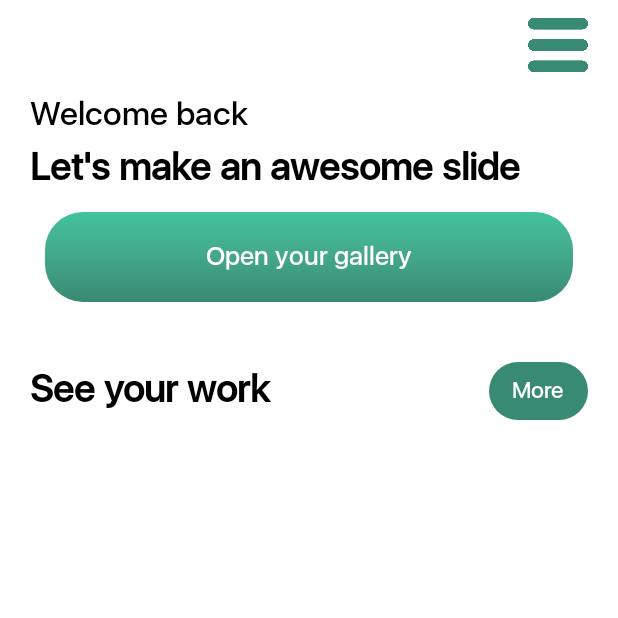
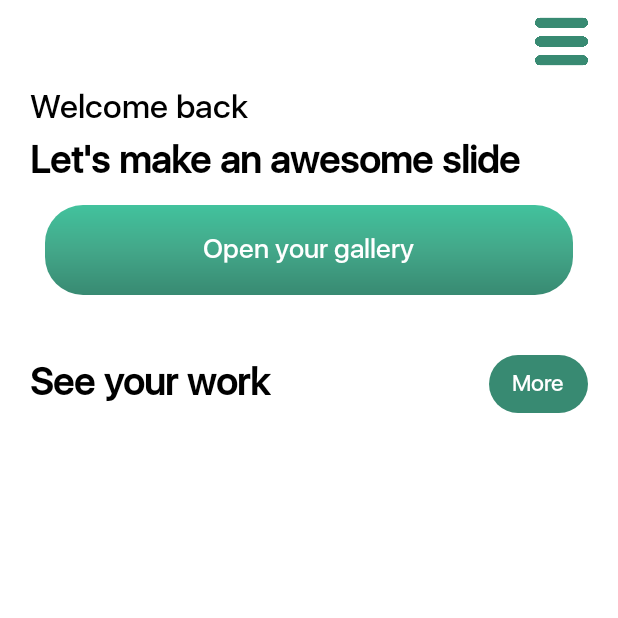
Before and after one commit to Naos-Team/PhotoMaker, an Android app: the MainActivity screen opened directly, with no data from a screen before it, on a phone screen of 412 x 824 dp, the top half of it. Run offline under Robolectric (Android 15) with nearby library versions, the phone set to English and light mode, and no system bars; pictures from the network do not load.

Commit message:
Tuan commit

```diff
--- a/app/src/main/res/layout/activity_main.xml
+++ b/app/src/main/res/layout/activity_main.xml
@@ -31,8 +31,8 @@
 
                     <ImageView
                         android:id="@+id/iv_hamburger"
-                        android:layout_width="40dp"
-                        android:layout_height="40dp"
+                        android:layout_width="35dp"
+                        android:layout_height="35dp"
                         android:layout_alignParentRight="true"
                         android:layout_centerVertical="true"
                         android:src="@drawable/ic_hamburger"
@@ -78,7 +78,7 @@
                             android:layout_height="wrap_content"
                             android:text="Open your gallery"
                             android:textColor="#ffffff"
-                            android:textSize="17dp" />
+                            android:textSize="18dp" />
                     </LinearLayout>
                 </LinearLayout>
 
--- a/app/src/main/res/layout/activity_splash.xml
+++ b/app/src/main/res/layout/activity_splash.xml
@@ -30,7 +30,7 @@
             <TextView
                 android:layout_width="match_parent"
                 android:layout_height="match_parent"
-                android:text="Naos SLide"
+                android:text="Naos Slide"
                 android:gravity="center"
                 android:autoSizeMaxTextSize="100dp"
                 android:autoSizeMinTextSize="20dp"
--- a/app/src/main/res/layout/myvideolay.xml
+++ b/app/src/main/res/layout/myvideolay.xml
@@ -1,14 +1,14 @@
 <?xml version="1.0" encoding="utf-8"?>
 <androidx.cardview.widget.CardView xmlns:android="http://schemas.android.com/apk/res/android"
     xmlns:app="http://schemas.android.com/apk/res-auto"
-    android:layout_width="wrap_content"
+    android:layout_width="match_parent"
     android:layout_height="wrap_content"
     android:layout_margin="@dimen/_6sdp"
     app:cardCornerRadius="@dimen/_7sdp"
     >
 
     <RelativeLayout
-        android:layout_width="@dimen/_135sdp"
+        android:layout_width="match_parent"
         android:layout_height="@dimen/_135sdp"
         android:id="@+id/videoLay"
         android:orientation="vertical"
--- a/imageeditlibrary/src/main/res/layout/activity_image_edit.xml
+++ b/imageeditlibrary/src/main/res/layout/activity_image_edit.xml
@@ -50,7 +50,7 @@
                 android:gravity="center"
                 android:text="@string/save"
                 android:textColor="#205848"
-                android:textSize="@dimen/_12sdp"
+                android:textSize="@dimen/_14sdp"
                 android:textStyle="bold" />
 
             <TextView
```
